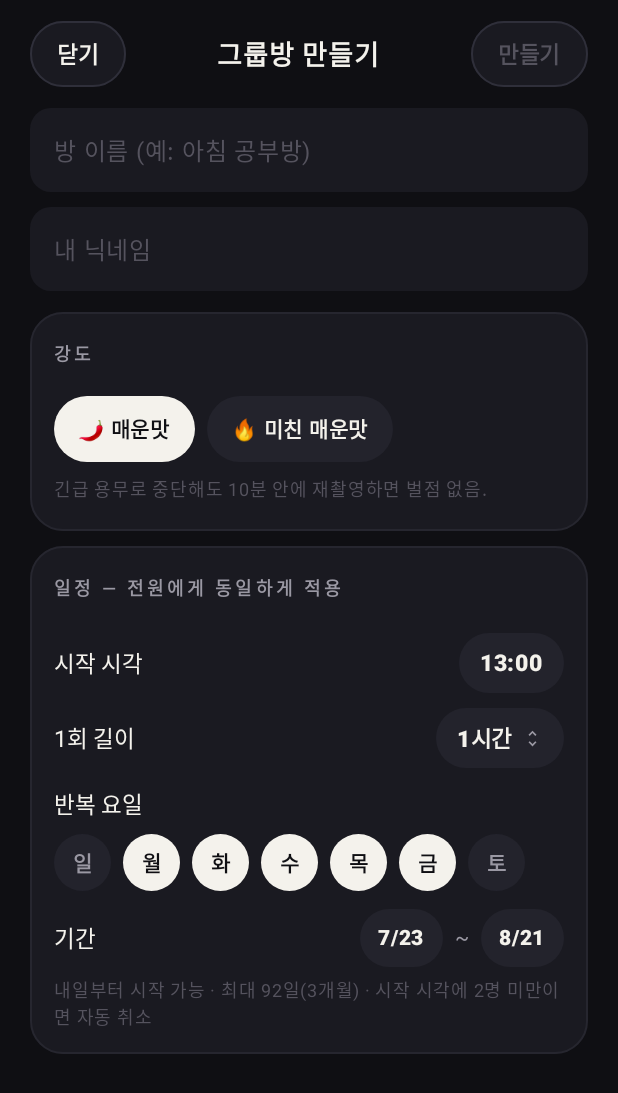
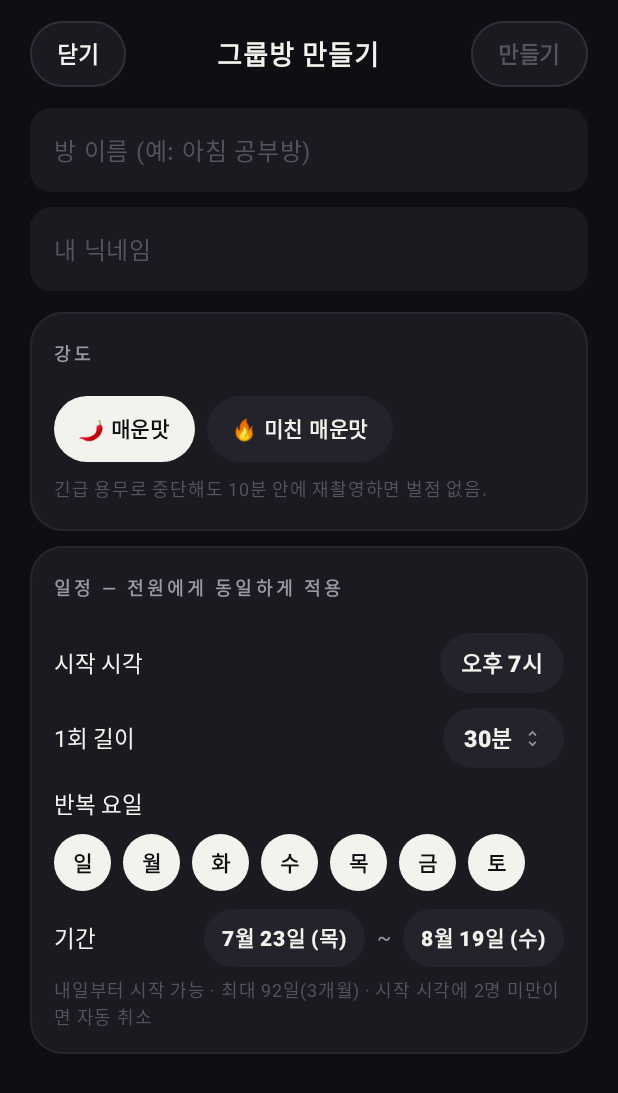
Before and after one commit to singlemarks-hash/routine, an Android app built with Jetpack Compose: the composable GroupCreateScreen shown on its own in the app's theme, on a phone screen of 412 x 824 dp. Shown: the top 1093 px of the screen. Run offline under Robolectric (Android 15) with nearby library versions, the phone set to English and light mode, and no system bars.

Commit message:
Phase 5: 파리티 정렬 — Android를 iOS 기준으로 통일
포맷·기본값·임계값의 크로스플랫폼 불일치를 iOS 기준으로 맞춘다.

- 기본 시작시각(#23): Android가 올림(9:39→12:00)이던 것을 iOS·자체 주석과
  통일해 내림(9:39→11:00). defaultStartMinute의 ceil 버그 제거.
- 그룹 생성 기본값(#24): 19:00·30분·매일·28일 창으로 iOS와 통일
  (기존 now+2h·60분·평일·30일). startDay(내일)는 이미 일치.
- 시각 표기(#25): 그룹 화면 GroupFormat.time과 기록 캘린더 TLFormat.clock을
  24시간("19:00")에서 12시간 한국어("오후 7시"/"오후 7:00")로 — iOS 1:1.
- 그룹 포맷(#42): 날짜 "M/D"→"M월 d일 (E)", 요일 "매주 월·화"→"매주 월 화"
  (공백 구분·매일 축약 제거), dDay 시작일 "D-DAY"→"오늘" — 모두 iOS 1:1.
- break 재촬영 경고(#41): 마감 1분 전→2분 전으로 iOS와 통일.
- 배터리 자동종료 임계(#34): level in 1..5 → 0..5로 0% 포함 (iOS 0~5% 통일,
  -1=미상은 계속 제외).

감사 리포트 대응: #23 #24 #25 #34 #41 #42

Co-Authored-By: Claude Opus 4.8 <noreply@anthropic.com>
Claude-Session: https://claude.ai/code/session_01EGwqzeDt4pJkjpoah3EvvP

```diff
--- a/android/app/src/main/java/com/singlemarks/angrymoti/models/Models.kt
+++ b/android/app/src/main/java/com/singlemarks/angrymoti/models/Models.kt
@@ -18,10 +18,9 @@ object TimePolicy {
 
     /** 기본 예약 시작 시각: 현재 + 2시간을 정각으로 반올림 (9:39→11:00, 9:00→11:00, 8:59→10:00) */
     fun defaultStartMinute(now: Calendar = Calendar.getInstance()): Int {
+        // 지금+2시간을 '시' 단위로 내림 (iOS dateComponents 통일). 예: 9:39 → 11:00.
         val plus2h = (now.clone() as Calendar).apply { add(Calendar.HOUR_OF_DAY, 2) }
-        var hour = plus2h.get(Calendar.HOUR_OF_DAY)
-        if (plus2h.get(Calendar.MINUTE) > 0) hour = (hour + 1) % 24
-        return hour * 60
+        return plus2h.get(Calendar.HOUR_OF_DAY) * 60
     }
 }
 
--- a/android/app/src/main/java/com/singlemarks/angrymoti/ui/GroupScreens.kt
+++ b/android/app/src/main/java/com/singlemarks/angrymoti/ui/GroupScreens.kt
@@ -60,10 +60,17 @@ import java.util.Calendar
 private object GroupFormat {
     private val weekdayNames = listOf("", "일", "월", "화", "수", "목", "금", "토")
 
+    // iOS: "매주 월 화 수" (공백 구분, '매일' 축약 없음) 1:1
     fun weekdays(days: List<Int>): String =
-        if (days.size == 7) "매일" else "매주 " + days.sorted().joinToString("·") { weekdayNames[it] }
+        "매주 " + days.sorted().joinToString(" ") { weekdayNames[it] }
 
-    fun time(startMinute: Int): String = "%d:%02d".format(startMinute / 60, startMinute % 60)
+    // iOS: "오후 7시" / "오전 9:30" (12시간 한국어) 1:1
+    fun time(startMinute: Int): String {
+        val h = startMinute / 60; val m = startMinute % 60
+        val ampm = if (h >= 12) "오후" else "오전"
+        val h12 = if (h % 12 == 0) 12 else h % 12
+        return if (m == 0) "$ampm ${h12}시" else "$ampm $h12:${"%02d".format(m)}"
+    }
 
     fun duration(minutes: Int): String = when {
         minutes % 60 == 0 -> "${minutes / 60}시간"
@@ -71,17 +78,16 @@ private object GroupFormat {
         else -> "${minutes}분"
     }
 
-    fun day(millis: Long): String {
-        val c = Calendar.getInstance().apply { timeInMillis = millis }
-        return "${c.get(Calendar.MONTH) + 1}/${c.get(Calendar.DAY_OF_MONTH)}"
-    }
+    // iOS: "M월 d일 (E)" 1:1
+    fun day(millis: Long): String =
+        java.text.SimpleDateFormat("M월 d일 (E)", java.util.Locale.KOREA).format(java.util.Date(millis))
 
     fun period(start: Long, end: Long): String = "${day(start)} ~ ${day(end)}"
 
     fun schedule(room: GroupRoom): String =
         "${weekdays(room.repeatWeekdays)} · ${time(room.startMinute)} · ${duration(room.durationMinutes)}"
 
-    /** 시작일까지 남은 일수 라벨 (D-1 / D-DAY) — iOS dDay 1:1 */
+    /** 시작일까지 남은 일수 라벨 — iOS dDay 1:1 (시작일=오늘이면 "오늘", 이후 "D-N") */
     fun dDay(startMillis: Long): String {
         val today = Calendar.getInstance().apply {
             set(Calendar.HOUR_OF_DAY, 0); set(Calendar.MINUTE, 0)
@@ -93,7 +99,7 @@ private object GroupFormat {
             set(Calendar.SECOND, 0); set(Calendar.MILLISECOND, 0)
         }.timeInMillis
         val days = ((startDay - today) / 86_400_000L).toInt()
-        return if (days <= 0) "D-DAY" else "D-$days"
+        return if (days <= 0) "오늘" else "D-$days"
     }
 }
 
@@ -312,9 +318,9 @@ private fun GroupCreateScreen(onDone: () -> Unit) {
     var name by remember { mutableStateOf("") }
     var nickname by remember { mutableStateOf("") }
     var intensity by remember { mutableStateOf(Intensity.SPICY) }
-    var startMinute by remember { mutableStateOf(TimePolicy.defaultStartMinute()) }
-    var durationMinutes by remember { mutableStateOf(60) }
-    var repeatDays by remember { mutableStateOf(setOf(2, 3, 4, 5, 6)) }   // 기본 평일
+    var startMinute by remember { mutableStateOf(19 * 60) }               // 기본 19:00 (iOS 통일)
+    var durationMinutes by remember { mutableStateOf(30) }                // 기본 30분 (iOS 통일)
+    var repeatDays by remember { mutableStateOf(setOf(1, 2, 3, 4, 5, 6, 7)) }   // 기본 매일 (iOS 통일)
     val tomorrow = remember {
         Calendar.getInstance().apply {
             add(Calendar.DAY_OF_MONTH, 1)
@@ -323,7 +329,7 @@ private fun GroupCreateScreen(onDone: () -> Unit) {
         }.timeInMillis
     }
     var startDay by remember { mutableStateOf(tomorrow) }
-    var endDay by remember { mutableStateOf(tomorrow + 29 * 86_400_000L) }
+    var endDay by remember { mutableStateOf(tomorrow + 27 * 86_400_000L) }   // 28일 창 (iOS today+28 통일)
     var showTimePicker by remember { mutableStateOf(false) }
     var showDurationMenu by remember { mutableStateOf(false) }
     var pickingDate by remember { mutableStateOf<String?>(null) }   // "start" | "end"
```
Also changed, not shown: android/app/src/main/java/com/singlemarks/angrymoti/services/SessionEngine.kt (+4 -4 lines), android/app/src/main/java/com/singlemarks/angrymoti/ui/Common.kt (+5 -2 lines).
